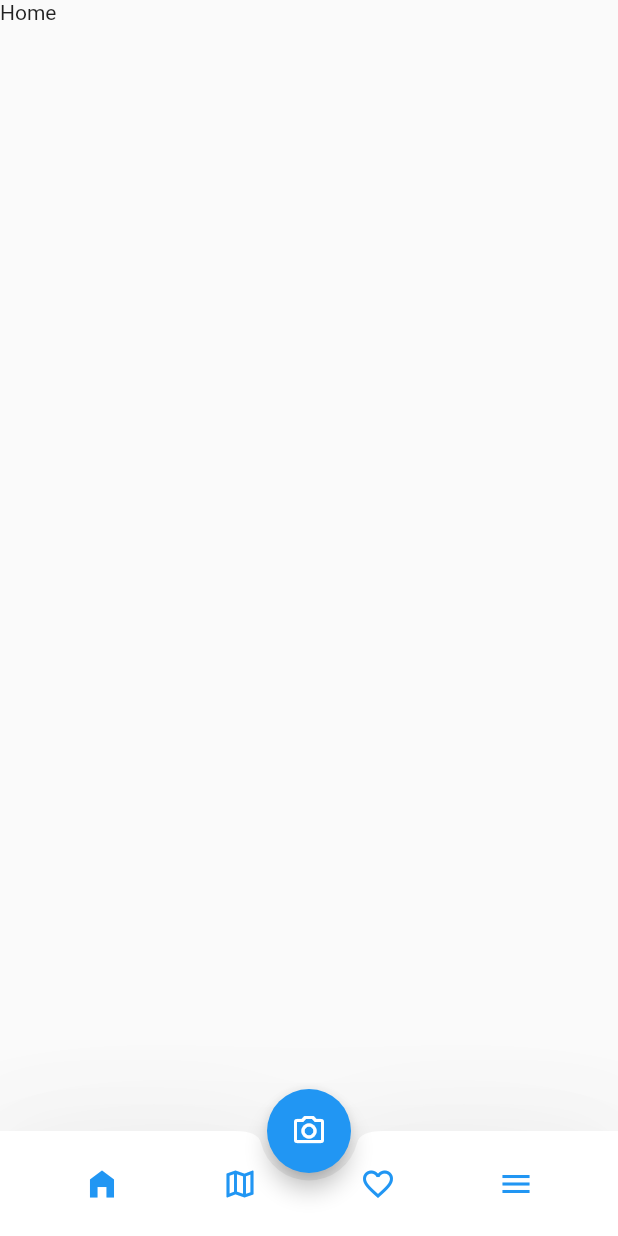
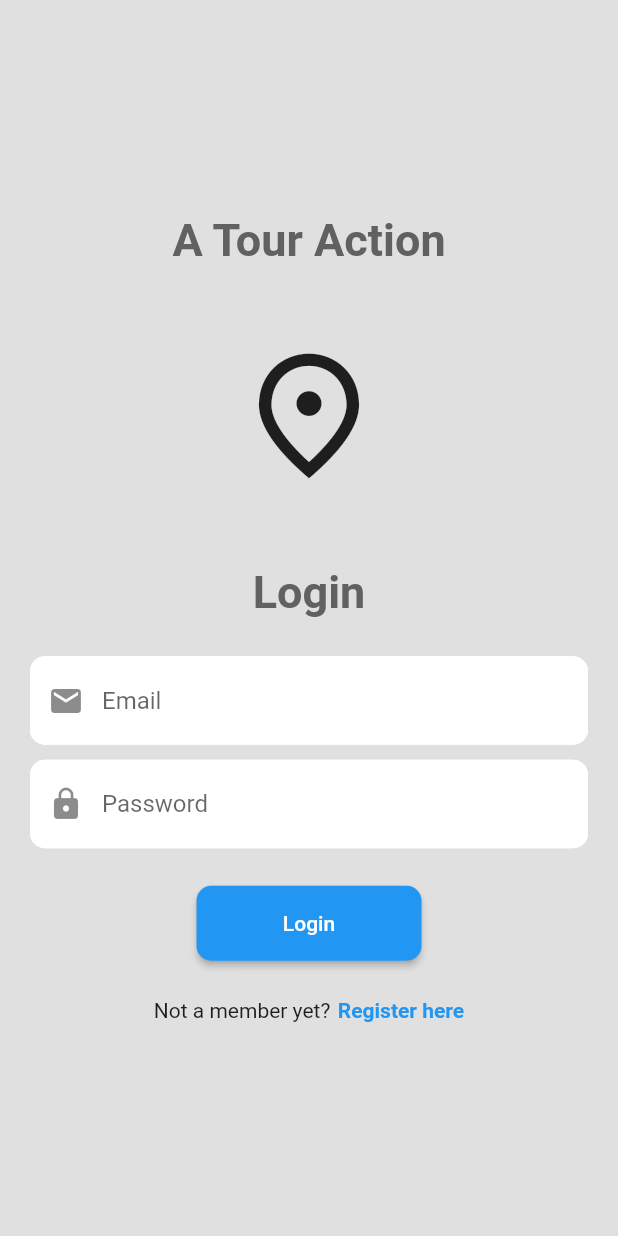
Before and after one commit to markabano/a_tour_action, a Flutter app: the screen it shows after launch, on a phone screen of 412 x 824 dp. Run offline on Flutter 3.47's test engine with Material 2 defaults, Android fonts, the phone set to English and light mode, and no system bars; our stand-ins replace carousel_slider, google_maps_flutter.

Commit message:
loginScreen and Carousel

```diff
--- a/lib/main.dart
+++ b/lib/main.dart
@@ -1,4 +1,4 @@
-import 'package:a_tour_action/screens/home_screen.dart';
+import 'package:a_tour_action/screens/login_screen.dart';
 import 'package:flutter/material.dart';
 
 void main() {
@@ -10,8 +10,8 @@ class ATourAction extends StatelessWidget {
 
   @override
   Widget build(BuildContext context) {
-    return const MaterialApp(
-      home: HomeScreen(),
+    return MaterialApp(
+      home: LoginScreen(),
       debugShowCheckedModeBanner: false,
     );
   }
--- /dev/null
+++ b/lib/screens/login_screen.dart
@@ -0,0 +1,84 @@
+import 'package:flutter/material.dart';
+import '../widgets/customTextField.dart';
+
+class LoginScreen extends StatelessWidget {
+  LoginScreen({super.key});
+  final emailController = TextEditingController();
+  final passwordController = TextEditingController();
+  @override
+  Widget build(BuildContext context) {
+    return Scaffold(
+      backgroundColor: Colors.grey[300],
+      body: SafeArea(
+        child: Center(
+          child: SingleChildScrollView(
+            child: Column(
+              mainAxisAlignment: MainAxisAlignment.center,
+              children: [
+                Text(
+                  'A Tour Action',
+                  style: TextStyle(
+                    fontSize: 30,
+                    fontWeight: FontWeight.bold,
+                    color: Colors.grey[700],
+                  ),
+                ),
+                const SizedBox(height: 50),
+                const Icon(
+                  Icons.place_outlined,
+                  size: 100,
+                ),
+                const SizedBox(height: 50),
+                Text(
+                  'Login',
+                  style: TextStyle(
+                      fontSize: 30,
+                      fontWeight: FontWeight.bold,
+                      color: Colors.grey[700]),
+                ),
+                const SizedBox(height: 25),
+                CustomTextField(
+                    controller: emailController,
+                    hintText: 'Email',
+                    obscureText: false),
+                const SizedBox(height: 10),
+                CustomTextField(
+                    controller: passwordController,
+                    hintText: 'Password',
+                    obscureText: true),
+                const SizedBox(height: 25),
+                ElevatedButton(
+                  onPressed: () {},
+                  style: ElevatedButton.styleFrom(
+                    backgroundColor: Colors.blue,
+                    minimumSize: const Size(150, 50),
+                    shape: RoundedRectangleBorder(
+                      borderRadius: BorderRadius.circular(10),
+                    ),
+                  ),
+                  child: const Text('Login'),
+                ),
+                const SizedBox(height: 25),
+                Row(
+                  mainAxisAlignment: MainAxisAlignment.center,
+                  children: [
+                    const Text('Not a member yet?'),
+                    const SizedBox(width: 5),
+                    GestureDetector(
+                      onTap: () {},
+                      child: const Text('Register here',
+                          style: TextStyle(
+                            color: Colors.blue,
+                            fontWeight: FontWeight.bold,
+                          )),
+                    ),
+                  ],
+                )
+              ],
+            ),
+          ),
+        ),
+      ),
+    );
+  }
+}
--- a/lib/screens/map_screen.dart
+++ b/lib/screens/map_screen.dart
@@ -60,11 +60,12 @@ class _MapScreenState extends State<MapScreen> {
             context,
             MaterialPageRoute(
                 builder: (context) => PlaceInfoScreen(
-                      placeName: eachplace["name"],
+                      place: eachplace,
                     )),
           ),
         ),
       );
+
       _markers.add(marker);
       setState(() {
         isLoaded = true;
--- /dev/null
+++ b/lib/widgets/customTextField.dart
@@ -0,0 +1,40 @@
+import 'package:flutter/material.dart';
+
+class CustomTextField extends StatelessWidget {
+  final controller;
+  final String hintText;
+  final bool obscureText;
+  const CustomTextField({
+    super.key,
+    required this.controller,
+    required this.hintText,
+    required this.obscureText,
+  });
+
+  @override
+  Widget build(BuildContext context) {
+    return Padding(
+      padding: const EdgeInsets.symmetric(horizontal: 20),
+      child: TextField(
+        controller: controller,
+        obscureText: obscureText,
+        decoration: InputDecoration(
+          hintText: hintText,
+          prefixIcon: hintText == 'Email'
+              ? const Icon(Icons.email)
+              : const Icon(Icons.lock),
+          enabledBorder: OutlineInputBorder(
+            borderRadius: BorderRadius.circular(10),
+            borderSide: const BorderSide(color: Colors.white),
+          ),
+          focusedBorder: OutlineInputBorder(
+            borderRadius: BorderRadius.circular(10),
+            borderSide: const BorderSide(color: Colors.black),
+          ),
+          fillColor: Colors.white,
+          filled: true,
+        ),
+      ),
+    );
+  }
+}
```
Also changed, not shown: assets/json/places.json (+150 -15 lines), lib/screens/place_info_screen.dart (+16 -19 lines).
